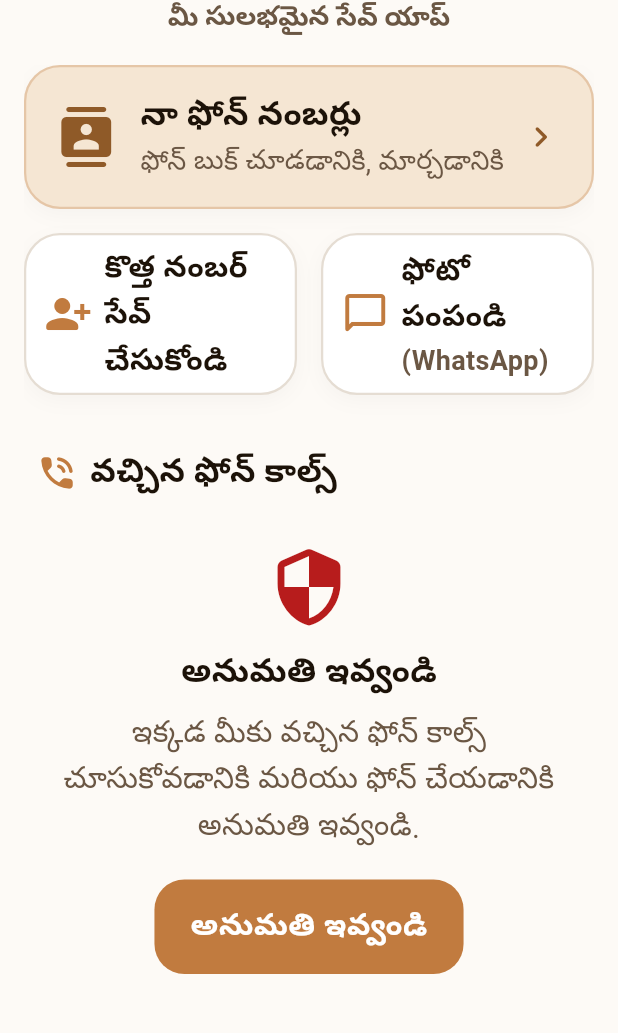
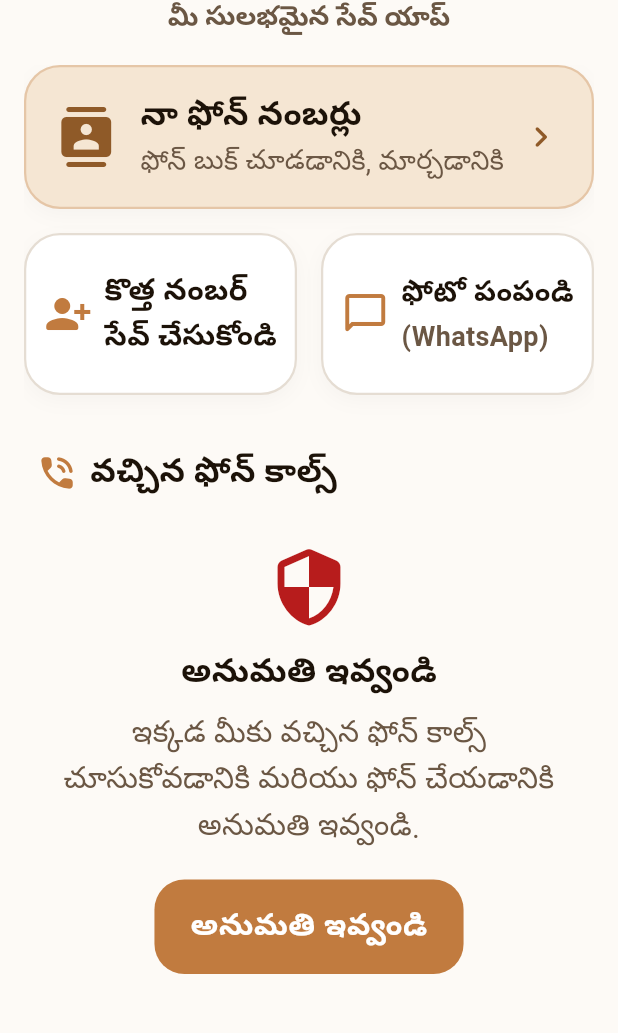
Before and after one commit to santjsx/EasySave, a Flutter app: the screen it shows after launch, on a phone screen of 412 x 824 dp, the part 88-1121 px from its top. Run offline on Flutter 3.47's test engine with Material 3 defaults, Android fonts, the phone set to English and light mode, and no system bars; our stand-ins replace flutter_contacts, flutter_image_compress, flutter_riverpod, go_router, image_picker, permission_handler and 3 more; missing offline and left inert: call_log; Roboto replaces fonts that are missing (NotoSansTelugu); statements that could not run were skipped.

Commit message:
Refactor: Add softWrap false to FittedBox Text elements to prevent character wrapping and ensure perfect single-line presentation on all screen sizes

```diff
--- a/lib/screens/home/home_screen.dart
+++ b/lib/screens/home/home_screen.dart
@@ -263,18 +263,30 @@ class HomeScreen extends ConsumerWidget {
                                 mainAxisAlignment: MainAxisAlignment.center,
                                 crossAxisAlignment: CrossAxisAlignment.start,
                                 children: [
-                                  Text(
+                                  FittedBox(
+                                    fit: BoxFit.scaleDown,
+                                    alignment: Alignment.centerLeft,
+                                    child: Text(
                                       localization.saveContactLabel.split(' ').take(2).join(' '), // కొత్త నంబర్
                                       style: AppTypography.bodyText.copyWith(
                                         color: AppDesignColors.textPrimary,
                                         fontWeight: FontWeight.bold,
                                       ),
+                                      maxLines: 1,
+                                      softWrap: false,
                                     ),
-                                  Text(
+                                  ),
+                                  FittedBox(
+                                    fit: BoxFit.scaleDown,
+                                    alignment: Alignment.centerLeft,
+                                    child: Text(
                                       localization.saveCallText, // సేవ్ చేయండి
                                       style: AppTypography.bodyText.copyWith(
                                         color: AppDesignColors.textPrimary,
                                         fontWeight: FontWeight.bold,
+                                      ),
+                                      maxLines: 1,
+                                      softWrap: false,
                                     ),
                                   ),
                                 ],
@@ -329,18 +341,30 @@ class HomeScreen extends ConsumerWidget {
                                 mainAxisAlignment: MainAxisAlignment.center,
                                 crossAxisAlignment: CrossAxisAlignment.start,
                                 children: [
-                                  Text(
+                                  FittedBox(
+                                    fit: BoxFit.scaleDown,
+                                    alignment: Alignment.centerLeft,
+                                    child: Text(
                                       localization.sharePhotoLabel, // ఫోటో పంపండి
                                       style: AppTypography.bodyText.copyWith(
                                         color: AppDesignColors.textPrimary,
                                         fontWeight: FontWeight.bold,
                                       ),
+                                      maxLines: 1,
+                                      softWrap: false,
                                     ),
-                                  Text(
+                                  ),
+                                  FittedBox(
+                                    fit: BoxFit.scaleDown,
+                                    alignment: Alignment.centerLeft,
+                                    child: Text(
                                       "(WhatsApp)",
                                       style: AppTypography.secondaryText.copyWith(
                                         color: AppDesignColors.textSecondary,
                                         fontWeight: FontWeight.bold,
+                                      ),
+                                      maxLines: 1,
+                                      softWrap: false,
                                     ),
                                   ),
                                 ],
@@ -421,14 +445,18 @@ class HomeScreen extends ConsumerWidget {
             mainAxisAlignment: MainAxisAlignment.center,
             children: [
               if (entry.isSavedContact)
-                Text(
+                                FittedBox(
+                                  fit: BoxFit.scaleDown,
+                                  alignment: Alignment.centerLeft,
+                                  child: Text(
                                     '${entry.contactName}${entry.callCount > 1 ? " (${entry.callCount})" : ""}',
                                     style: AppTypography.sectionHeader.copyWith(
                                       color: AppDesignColors.textPrimary,
                                       fontWeight: FontWeight.bold,
                                     ),
                                     maxLines: 1,
-                  overflow: TextOverflow.ellipsis,
+                                    softWrap: false,
+                                  ),
                                 )
                               else
                                 FittedBox(
@@ -441,6 +469,7 @@ class HomeScreen extends ConsumerWidget {
                                       fontWeight: FontWeight.bold,
                                     ),
                                     maxLines: 1,
+                                    softWrap: false,
                                   ),
                                 ),
                               const SizedBox(height: AppSpacing.xxs),
@@ -454,14 +483,21 @@ class HomeScreen extends ConsumerWidget {
                                       color: AppDesignColors.textSecondary,
                                     ),
                                     maxLines: 1,
+                                    softWrap: false,
                                   ),
                                 )
                               else
-                Text(
+                                FittedBox(
+                                  fit: BoxFit.scaleDown,
+                                  alignment: Alignment.centerLeft,
+                                  child: Text(
                                     localization.unsavedNumber,
                                     style: AppTypography.bodyText.copyWith(
                                       color: AppDesignColors.error,
                                       fontWeight: FontWeight.bold,
+                                    ),
+                                    maxLines: 1,
+                                    softWrap: false,
                                   ),
                                 ),
             ],
```
Lines whose indentation alone changed are shown as unchanged.
